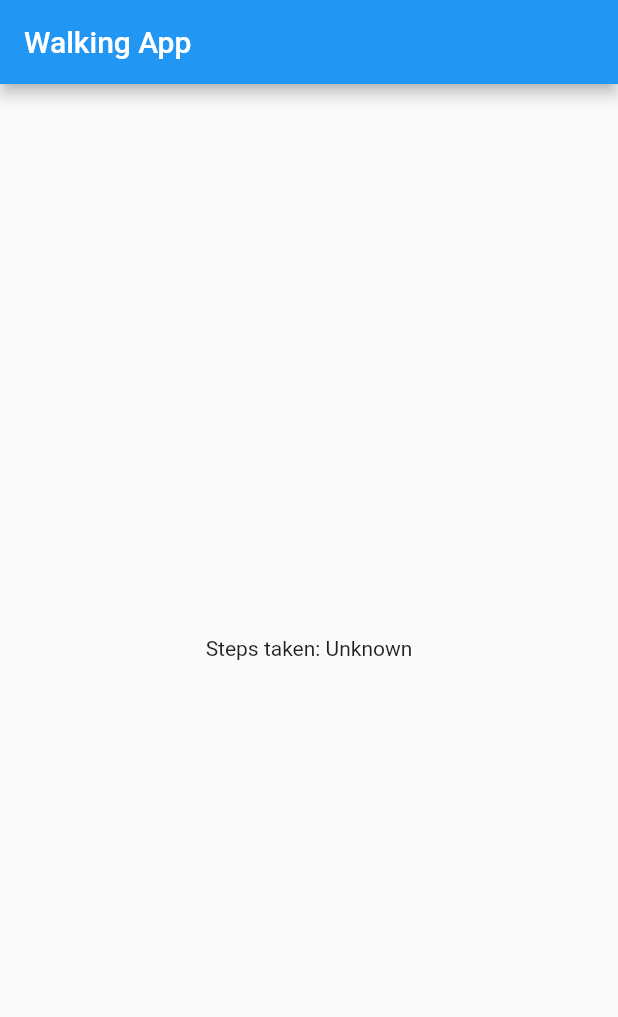
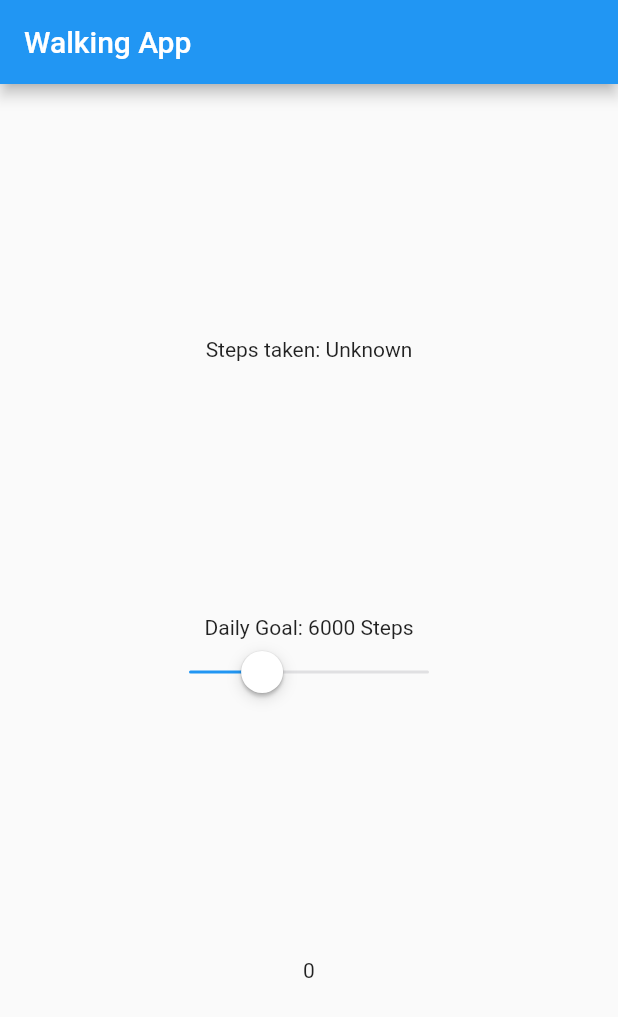
Before and after one commit to matthiaszarzecki/WalkingApp, a Flutter app: the screen it shows after launch, on a phone screen of 412 x 824 dp. Shown: the top 1017 px of the screen. Run offline on Flutter 3.47's test engine with Material 2 defaults, Android fonts, the phone set to English and light mode, and no system bars; missing offline and left inert: flutter_pedometer.

Commit message:
Add "Daily Goal" Slider

```diff
--- /dev/null
+++ b/lib/goal_slider.dart
@@ -0,0 +1,31 @@
+import 'package:flutter/cupertino.dart';
+
+class GoalSlider extends StatefulWidget {
+  @override
+  GoalSliderState createState() => new GoalSliderState();
+
+  String asdsadd = "0";
+}
+
+class GoalSliderState extends State<GoalSlider> {
+  double sliderValue = 6000.0;
+
+  @override
+  Widget build(BuildContext context) {
+    return Column(
+      children: <Widget>[
+        Text('Daily Goal: ${sliderValue.toStringAsFixed(0)} Steps'),
+        CupertinoSlider(
+          value: sliderValue,
+          min: 1000.0,
+          max: 20000.0,
+          onChanged: (double value) {
+            setState(() {
+              sliderValue = value;
+            });
+          },
+        ),
+      ],
+    );
+  }
+}
--- a/lib/main.dart
+++ b/lib/main.dart
@@ -1,6 +1,6 @@
 import 'package:flutter/material.dart';
-import 'dart:async';
-import 'package:flutter_pedometer/flutter_pedometer.dart';
+import 'package:walking_app/step_counter.dart';
+import 'package:walking_app/goal_slider.dart';
 
 void main() => runApp(new MyApp());
 
@@ -10,51 +10,26 @@ class MyApp extends StatefulWidget {
 }
 
 class _MyAppState extends State<MyApp> {
-  String _stepCountValue = 'Unknown';
-  StreamSubscription<int> _subscription;
-
-  @override
-  void initState() {
-    super.initState();
-    initPlatformState();
-  }
-
-  // Platform messages are asynchronous, so we initialize in an async method.
-  Future<void> initPlatformState() async {
-    FlutterPedometer pedometer = new FlutterPedometer();
-    _subscription = pedometer.stepCountStream.listen(_onData,
-        onError: _onError, onDone: _onDone, cancelOnError: true);
-
-    // If the widget was removed from the tree while the asynchronous platform
-    // message was in flight, we want to discard the reply rather than calling
-    // setState to update our non-existent appearance.
-    if (!mounted) return;
-  }
-
-  void _onData(int stepCountValue) async {
-    print(stepCountValue);
-
-    setState(() {
-      _stepCountValue = "$stepCountValue";
-    });
-  }
-
-  void _onDone() {}
-
-  void _onError(error) {
-    print("Flutter Pedometer Error: $error");
-  }
 
   @override
   Widget build(BuildContext context) {
-    return new MaterialApp(
-      home: new Scaffold(
-        appBar: new AppBar(
-          title: const Text('Walking App'),
+    GoalSlider goalSlider = GoalSlider();
+
+    return MaterialApp(
+      home: Scaffold(
+        appBar: AppBar(
+          title: Text('Walking App'),
         ),
-        body: new Center(
-          child: new Text('Steps taken: $_stepCountValue\n'),
-        ),
+        body: Center(
+          child: Column(children: [
+            Spacer(),
+            StepCounter(),
+            Spacer(),
+            goalSlider,
+            Spacer(),
+            Text(goalSlider.asdsadd),
+            Spacer(),
+        ])),
       ),
     );
   }
--- /dev/null
+++ b/lib/step_counter.dart
@@ -0,0 +1,50 @@
+import 'package:flutter_pedometer/flutter_pedometer.dart';
+import 'package:flutter/material.dart';
+import 'dart:async';
+
+class StepCounter extends StatefulWidget {
+  @override
+  StepCounterState createState() => new StepCounterState();
+}
+
+class StepCounterState extends State<StepCounter> {
+  String _stepCountValue = 'Unknown';
+  StreamSubscription<int> _subscription;
+
+  @override
+  void initState() {
+    super.initState();
+    initPlatformState();
+  }
+
+  // Platform messages are asynchronous, so we initialize in an async method.
+  Future<void> initPlatformState() async {
+    FlutterPedometer pedometer = new FlutterPedometer();
+    _subscription = pedometer.stepCountStream.listen(_onData,
+        onError: _onError, onDone: _onDone, cancelOnError: true);
+
+    // If the widget was removed from the tree while the asynchronous platform
+    // message was in flight, we want to discard the reply rather than calling
+    // setState to update our non-existent appearance.
+    if (!mounted) return;
+  }
+
+  void _onData(int stepCountValue) async {
+    print(stepCountValue);
+
+    setState(() {
+      _stepCountValue = "$stepCountValue";
+    });
+  }
+
+  void _onDone() {}
+
+  void _onError(error) {
+    print("Flutter Pedometer Error: $error");
+  }
+
+  @override
+  Widget build(BuildContext context) {
+    return Text('Steps taken: $_stepCountValue');
+  }
+}
```
Also changed, not shown: 145 other files.
